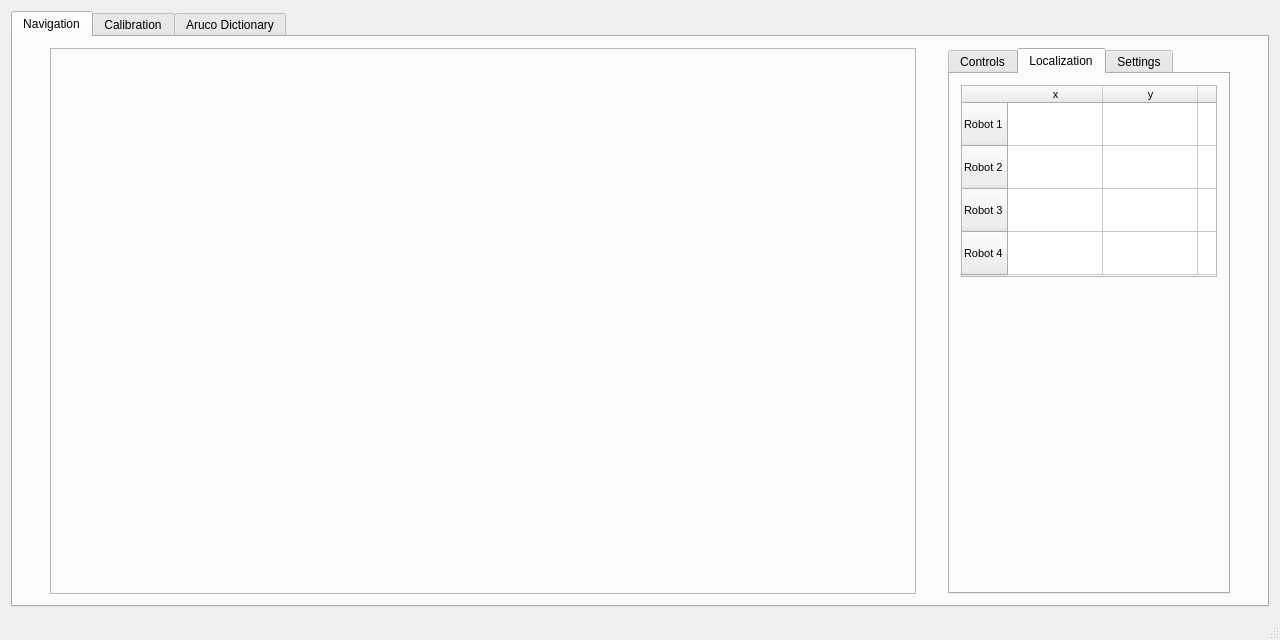
This is 03_Navi/01_Code/RobotDetection Portiert/robotdetectionmainwindow.ui in BBRUSS/VPJW17G5 as Qt 5 draws it before an edit. The edited form follows.
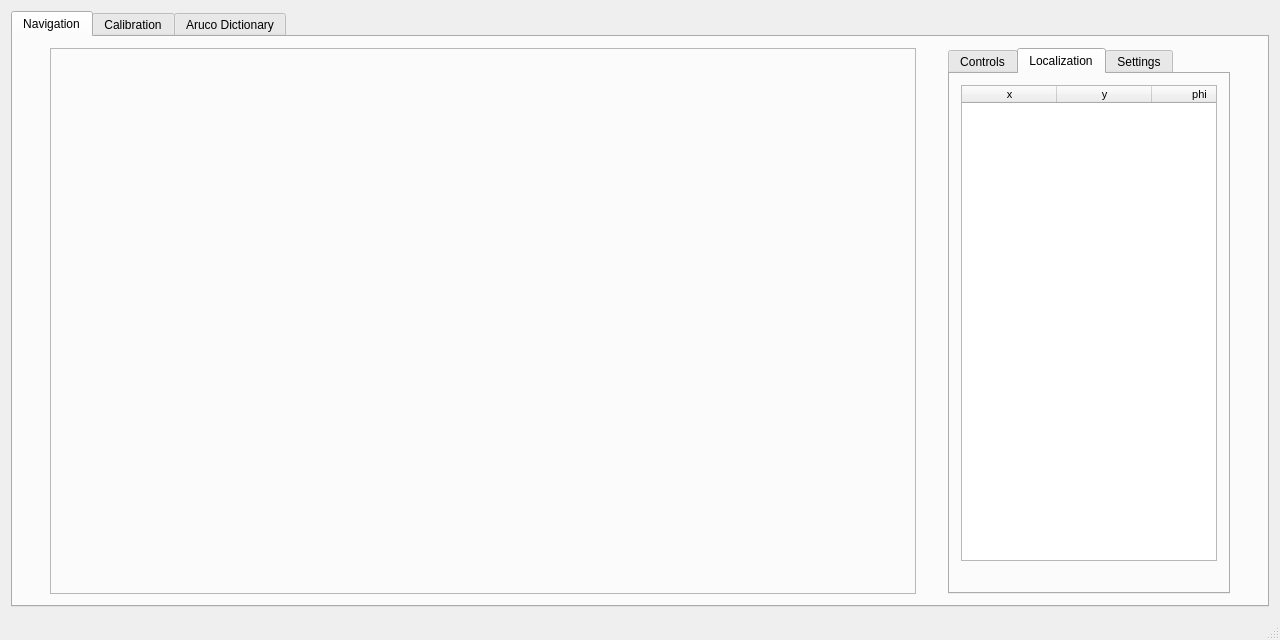
This is the edited form. The open tabs and pages were chosen to show the change. Icons and pictures are not drawn.

```diff
--- a/03_Navi/01_Code/RobotDetection Portiert/robotdetectionmainwindow.ui
+++ b/03_Navi/01_Code/RobotDetection Portiert/robotdetectionmainwindow.ui
@@ -225,7 +225,7 @@
               <item>
                <widget class="QTableWidget" name="tableWidget">
                 <property name="sizePolicy">
-                 <sizepolicy hsizetype="Minimum" vsizetype="Maximum">
+                 <sizepolicy hsizetype="Minimum" vsizetype="Minimum">
                   <horstretch>0</horstretch>
                   <verstretch>0</verstretch>
                  </sizepolicy>
@@ -289,58 +289,6 @@
                 <attribute name="verticalHeaderStretchLastSection">
                  <bool>false</bool>
                 </attribute>
-                <row>
-                 <property name="text">
-                  <string>Robot 1</string>
-                 </property>
-                 <property name="font">
-                  <font>
-                   <family>MS Shell Dlg 2</family>
-                   <pointsize>8</pointsize>
-                   <weight>50</weight>
-                   <bold>false</bold>
-                  </font>
-                 </property>
-                </row>
-                <row>
-                 <property name="text">
-                  <string>Robot 2</string>
-                 </property>
-                 <property name="font">
-                  <font>
-                   <family>MS Shell Dlg 2</family>
-                   <pointsize>8</pointsize>
-                   <weight>50</weight>
-                   <bold>false</bold>
-                  </font>
-                 </property>
-                </row>
-                <row>
-                 <property name="text">
-                  <string>Robot 3</string>
-                 </property>
-                 <property name="font">
-                  <font>
-                   <family>MS Shell Dlg 2</family>
-                   <pointsize>8</pointsize>
-                   <weight>50</weight>
-                   <bold>false</bold>
-                  </font>
-                 </property>
-                </row>
-                <row>
-                 <property name="text">
-                  <string>Robot 4</string>
-                 </property>
-                 <property name="font">
-                  <font>
-                   <family>MS Shell Dlg 2</family>
-                   <pointsize>8</pointsize>
-                   <weight>50</weight>
-                   <bold>false</bold>
-                  </font>
-                 </property>
-                </row>
                 <column>
                  <property name="text">
                   <string>x</string>
@@ -381,7 +329,7 @@
               <item>
                <widget class="QLabel" name="labelVersion">
                 <property name="sizePolicy">
-                 <sizepolicy hsizetype="Minimum" vsizetype="Minimum">
+                 <sizepolicy hsizetype="Minimum" vsizetype="Maximum">
                   <horstretch>0</horstretch>
                   <verstretch>0</verstretch>
                  </sizepolicy>
```
Left out of the diff: 12 changed lines with no effect on the pictures.
